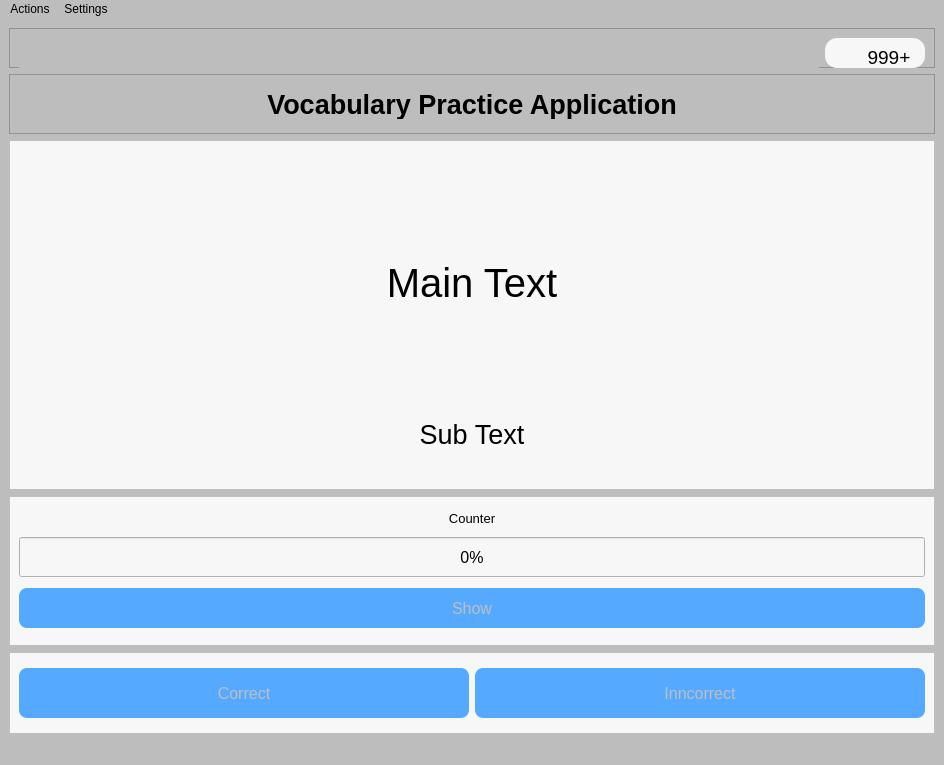
First picture: the form in src/assets/app.ui, repository petern2599/Vocabulary-Practice-App, before the edit.
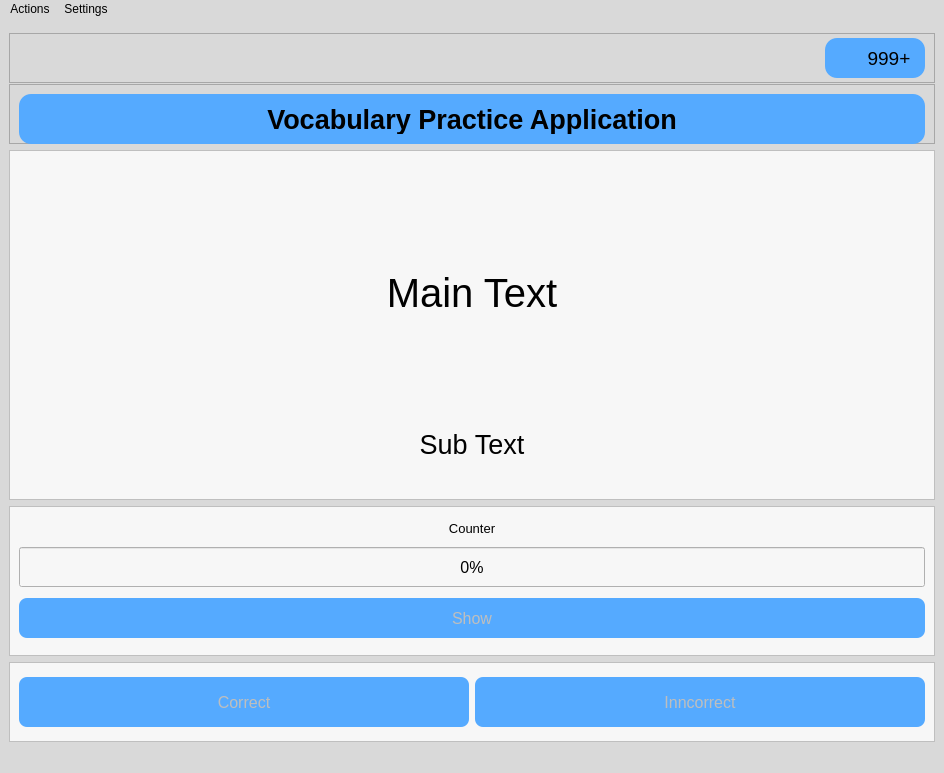
Second picture: the form after the edit. Icons and pictures are not drawn.

Commit message: fixed start and undo func before adding spreadsheet and changed app appearance

```diff
--- a/src/assets/app.ui
+++ b/src/assets/app.ui
@@ -14,7 +14,7 @@
    <string>MainWindow</string>
   </property>
   <property name="styleSheet">
-   <string notr="true">background-color: rgb(189, 189, 189);</string>
+   <string notr="true">background-color:rgb(217, 217, 217);</string>
   </property>
   <widget class="QWidget" name="centralwidget">
    <layout class="QVBoxLayout" name="verticalLayout">
@@ -23,7 +23,7 @@
       <property name="minimumSize">
        <size>
         <width>0</width>
-        <height>40</height>
+        <height>50</height>
        </size>
       </property>
       <property name="maximumSize">
@@ -39,6 +39,12 @@
        <enum>QFrame::Raised</enum>
       </property>
       <layout class="QGridLayout" name="gridLayout_2">
+       <property name="topMargin">
+        <number>0</number>
+       </property>
+       <property name="bottomMargin">
+        <number>0</number>
+       </property>
        <item row="0" column="0">
         <widget class="QLabel" name="label_2">
          <property name="minimumSize">
@@ -59,7 +65,7 @@
         </widget>
        </item>
        <item row="0" column="1">
-        <widget class="QFrame" name="frame_6">
+        <widget class="QFrame" name="streak_frame">
          <property name="sizePolicy">
           <sizepolicy hsizetype="Preferred" vsizetype="Preferred">
            <horstretch>0</horstretch>
@@ -69,19 +75,19 @@
          <property name="minimumSize">
           <size>
            <width>100</width>
-           <height>30</height>
+           <height>40</height>
           </size>
          </property>
          <property name="maximumSize">
           <size>
            <width>100</width>
-           <height>30</height>
+           <height>40</height>
           </size>
          </property>
          <property name="styleSheet">
           <string notr="true">QFrame{
 	border-radius: 12px;
-	background-color: rgb(247, 247, 247);
+	background-color: rgb(85, 170, 255);
 }</string>
          </property>
          <property name="frameShape">
@@ -182,6 +188,33 @@
       </property>
       <layout class="QVBoxLayout" name="verticalLayout_4">
        <item>
+        <widget class="QFrame" name="title_frame">
+         <property name="minimumSize">
+          <size>
+           <width>0</width>
+           <height>50</height>
+          </size>
+         </property>
+         <property name="maximumSize">
+          <size>
+           <width>16777215</width>
+           <height>50</height>
+          </size>
+         </property>
+         <property name="styleSheet">
+          <string notr="true">QFrame{
+	border-radius: 12px;
+	background-color:rgb(85, 170, 255);
+}</string>
+         </property>
+         <property name="frameShape">
+          <enum>QFrame::StyledPanel</enum>
+         </property>
+         <property name="frameShadow">
+          <enum>QFrame::Raised</enum>
+         </property>
+         <layout class="QVBoxLayout" name="verticalLayout_5">
+          <item>
         <widget class="QLabel" name="label_4">
          <property name="minimumSize">
           <size>
@@ -216,8 +249,11 @@
       </layout>
      </widget>
     </item>
+      </layout>
+     </widget>
+    </item>
     <item>
-     <widget class="QFrame" name="frame">
+     <widget class="QFrame" name="card_frame">
       <property name="minimumSize">
        <size>
         <width>300</width>
@@ -452,7 +488,7 @@
      </widget>
     </item>
     <item>
-     <widget class="QFrame" name="frame_2">
+     <widget class="QFrame" name="buttons_frame">
       <property name="minimumSize">
        <size>
         <width>0</width>
```
Lines whose indentation alone changed are shown as unchanged. The commit also changes 2 other files.
